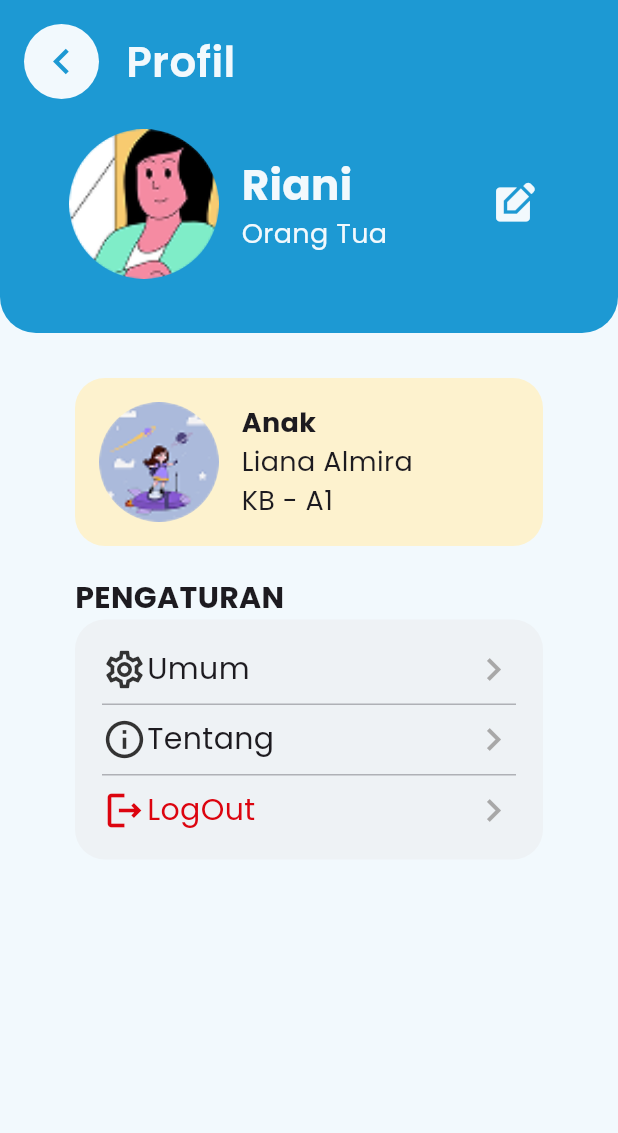
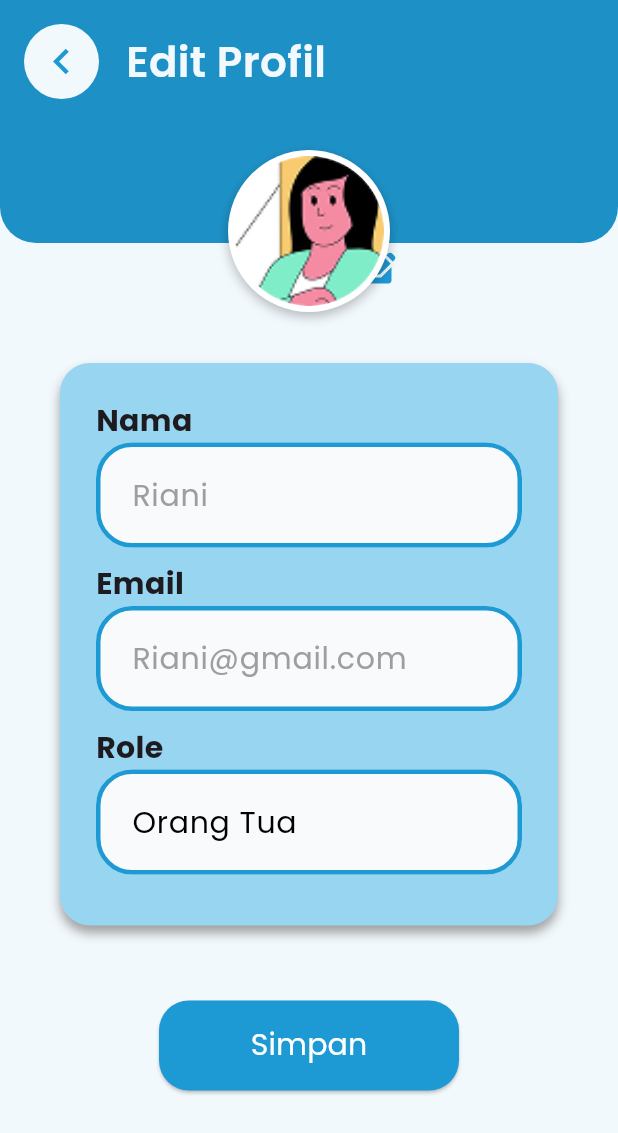
Before and after one commit to MuhammadHelga/kartanary, a Flutter app: the ProfilePage screen opened directly, after a tap on the "edit square" icon, on a phone screen of 412 x 824 dp. Shown: the top 1133 px of the screen. Run offline on Flutter 3.47's test engine with Material 3 defaults, Android fonts, the phone set to English and light mode, and no system bars; our stand-ins replace carousel_slider.

Commit message:
update4.0

```diff
--- /dev/null
+++ b/lib/ortu_pages/edit_profile.dart
@@ -0,0 +1,302 @@
+import 'package:flutter/material.dart';
+import '../ortu_pages/profile_page.dart';
+
+class EditProfile extends StatelessWidget {
+  const EditProfile({super.key});
+
+  @override
+  Widget build(BuildContext context) {
+    return Scaffold(
+      backgroundColor: Color(0xffF2F9FD),
+      body: SafeArea(
+        child: Stack(
+          clipBehavior: Clip.none,
+          children: [
+            Column(
+              children: [
+                Container(
+                  width: double.infinity,
+                  padding: const EdgeInsets.symmetric(
+                    horizontal: 16,
+                    vertical: 16,
+                  ),
+                  decoration: const BoxDecoration(color: Color(0xFF1D91C6)),
+                  child: Row(
+                    children: [
+                      Container(
+                        decoration: BoxDecoration(
+                          color: Color(0xffF2F9FD),
+                          borderRadius: BorderRadius.circular(50),
+                        ),
+                        child: IconButton(
+                          icon: Icon(
+                            Icons.chevron_left,
+                            color: Color(0xff1D99D3),
+                            size: 34,
+                          ),
+                          onPressed: () {
+                            Navigator.push(
+                              context,
+                              MaterialPageRoute(
+                                builder: (context) => ProfilePage(),
+                              ),
+                            );
+                          },
+                          tooltip: 'Back',
+                        ),
+                      ),
+                      const SizedBox(width: 8),
+                      Padding(
+                        padding: const EdgeInsets.only(left: 10),
+                        child: const Text(
+                          'Edit Profil',
+                          style: TextStyle(
+                            color: Color(0xffF2F9FD),
+                            fontWeight: FontWeight.w600,
+                            fontSize: 28,
+                          ),
+                        ),
+                      ),
+                    ],
+                  ),
+                ),
+                Container(
+                  width: double.infinity,
+                  height: 80,
+                  padding: const EdgeInsets.symmetric(
+                    horizontal: 16,
+                    vertical: 16,
+                  ),
+                  decoration: const BoxDecoration(
+                    color: Color(0xFF1D91C6),
+                    borderRadius: BorderRadius.only(
+                      bottomLeft: Radius.circular(24),
+                      bottomRight: Radius.circular(24),
+                    ),
+                  ),
+                ),
+                SizedBox(height: 40),
+                // Tambahkan form edit profile di sini nantinya
+                Padding(
+                  padding: const EdgeInsets.all(40),
+                  child: Container(
+                    child: Column(
+                      children: [
+                        Container(
+                          padding: EdgeInsets.all(24),
+                          width: double.infinity,
+                          decoration: const BoxDecoration(
+                            color: Color(0xFF98D5F1),
+                            borderRadius: BorderRadius.all(Radius.circular(20)),
+                            boxShadow: [
+                              BoxShadow(
+                                color: Colors.grey,
+                                blurRadius: 6,
+                                offset: Offset(0, 5),
+                              ),
+                            ],
+                          ),
+                          child: Column(
+                            crossAxisAlignment: CrossAxisAlignment.start,
+                            children: [
+                              Text(
+                                'Nama',
+                                style: TextStyle(
+                                  fontSize: 20,
+                                  fontWeight: FontWeight.bold,
+                                ),
+                              ),
+                              TextField(
+                                decoration: InputDecoration(
+                                  hintText: 'Riani',
+                                  hintStyle: TextStyle(
+                                    fontSize: 20,
+                                    color: Colors.grey,
+                                  ),
+                                  filled: true,
+                                  fillColor: Color(0xffF8FAFC),
+                                  contentPadding: EdgeInsets.symmetric(
+                                    vertical: 20,
+                                    horizontal: 20,
+                                  ),
+                                  enabledBorder: OutlineInputBorder(
+                                    borderRadius: BorderRadius.circular(24),
+                                    borderSide: BorderSide(
+                                      color: Color(0xff1D99D3),
+                                      width: 3,
+                                    ),
+                                  ),
+                                  focusedBorder: OutlineInputBorder(
+                                    borderRadius: BorderRadius.circular(24),
+                                    borderSide: BorderSide(
+                                      color: Color(0xff1D99D3),
+                                      width: 3,
+                                    ),
+                                  ),
+                                ),
+                              ),
+                              SizedBox(height: 10),
+                              Text(
+                                'Email',
+                                style: TextStyle(
+                                  fontSize: 20,
+                                  fontWeight: FontWeight.bold,
+                                ),
+                              ),
+                              TextField(
+                                decoration: InputDecoration(
+                                  hintText: 'Riani@gmail.com',
+                                  hintStyle: TextStyle(
+                                    fontSize: 20,
+                                    color: Colors.grey,
+                                  ),
+                                  filled: true,
+                                  fillColor: Color(0xffF8FAFC),
+                                  contentPadding: EdgeInsets.symmetric(
+                                    vertical: 20,
+                                    horizontal: 20,
+                                  ),
+                                  enabledBorder: OutlineInputBorder(
+                                    borderRadius: BorderRadius.circular(24),
+                                    borderSide: BorderSide(
+                                      color: Color(0xff1D99D3),
+                                      width: 3,
+                                    ),
+                                  ),
+                                  focusedBorder: OutlineInputBorder(
+                                    borderRadius: BorderRadius.circular(24),
+                                    borderSide: BorderSide(
+                                      color: Color(0xff1D99D3),
+                                      width: 3,
+                                    ),
+                                  ),
+                                ),
+                              ),
+                              SizedBox(height: 10),
+                              Text(
+                                'Role',
+                                style: TextStyle(
+                                  fontSize: 20,
+                                  fontWeight: FontWeight.bold,
+                                ),
+                              ),
+                              TextField(
+                                readOnly: true,
+                                decoration: InputDecoration(
+                                  hintText: 'Orang Tua',
+                                  hintStyle: TextStyle(
+                                    fontSize: 20,
+                                    color: Colors.black,
+                                  ),
+                                  filled: true,
+                                  fillColor: Color(0xffF8FAFC),
+                                  contentPadding: EdgeInsets.symmetric(
+                                    vertical: 20,
+                                    horizontal: 20,
+                                  ),
+                                  enabledBorder: OutlineInputBorder(
+                                    borderRadius: BorderRadius.circular(24),
+                                    borderSide: BorderSide(
+                                      color: Color(0xff1D99D3),
+                                      width: 3,
+                                    ),
+                                  ),
+                                  focusedBorder: OutlineInputBorder(
+                                    borderRadius: BorderRadius.circular(24),
+                                    borderSide: BorderSide(
+                                      color: Color(0xff1D99D3),
+                                      width: 3,
+                                    ),
+                                  ),
+                                ),
+                              ),
+                              SizedBox(height: 10),
+                            ],
+                          ),
+                        ),
+                        SizedBox(height: 50),
+                        SizedBox(
+                          height: 60,
+                          width: 200,
+                          child: ElevatedButton(
+                            onPressed: () {
+                              Navigator.push(
+                                context,
+                                MaterialPageRoute(
+                                  builder: (context) => EditProfile(),
+                                ),
+                              );
+                            },
+                            style: ElevatedButton.styleFrom(
+                              backgroundColor: Color(0xff1D99D3),
+                              shape: RoundedRectangleBorder(
+                                borderRadius: BorderRadius.circular(20),
+                              ),
+                            ),
+                            child: Text(
+                              'Simpan',
+                              style: TextStyle(
+                                fontSize: 20,
+                                color: Colors.white,
+                              ),
+                            ),
+                          ),
+                        ),
+                      ],
+                    ),
+                  ),
+                ),
+              ],
+            ),
+            Positioned(
+              top: 150,
+              right: 130,
+              child: Container(
+                padding: const EdgeInsets.all(6),
+                child: IconButton(
+                  icon: Icon(
+                    Icons.edit_square,
+                    size: 24,
+                    color: Color(0xff1D99D3),
+                  ),
+                  onPressed: () {
+                    // Ini buat edit foto
+                  },
+                ),
+              ),
+            ),
+            Positioned(
+              top: 100,
+              left: 0,
+              right: 0,
+              child: Center(
+                child: Container(
+                  decoration: BoxDecoration(
+                    shape: BoxShape.circle,
+                    color: Colors.white,
+                    boxShadow: [
+                      BoxShadow(
+                        color: Colors.black26,
+                        blurRadius: 6,
+                        offset: Offset(0, 3),
+                      ),
+                    ],
+                  ),
+                  padding: const EdgeInsets.all(4),
+                  child: ClipOval(
+                    child: Image.asset(
+                      'assets/images/photo1.png',
+                      width: 100,
+                      height: 100,
+                      fit: BoxFit.cover,
+                    ),
+                  ),
+                ),
+              ),
+            ),
+          ],
+        ),
+      ),
+    );
+  }
+}
--- /dev/null
+++ b/lib/ortu_pages/presence_page.dart
@@ -0,0 +1,62 @@
+import 'package:flutter/material.dart';
+import '../widgets/bottom_navbar.dart';
+
+class PresencePage extends StatelessWidget {
+  const PresencePage({super.key});
+
+  @override
+  Widget build(BuildContext context) {
+    return Scaffold(
+      backgroundColor: Color(0xffF2F9FD),
+      body: SafeArea(
+        child: Column(
+          crossAxisAlignment: CrossAxisAlignment.start,
+          children: [
+            Container(
+              width: double.infinity,
+              padding: const EdgeInsets.symmetric(horizontal: 16, vertical: 16),
+              decoration: BoxDecoration(color: Color(0xff1D99D3)),
+              child: Row(
+                children: [
+                  Container(
+                    decoration: BoxDecoration(
+                      color: Color(0xffF2F9FD),
+                      borderRadius: BorderRadius.circular(50),
+                    ),
+                    child: IconButton(
+                      icon: Icon(
+                        Icons.chevron_left,
+                        color: Color(0xff1D99D3),
+                        size: 34,
+                      ),
+                      onPressed: () {
+                        Navigator.push(
+                          context,
+                          MaterialPageRoute(
+                            builder: (context) => BottomNavbar(),
+                          ),
+                        );
+                      },
+                      tooltip: 'Back',
+                    ),
+                  ),
+                  Padding(
+                    padding: const EdgeInsets.only(left: 10),
+                    child: const Text(
+                      'Presensi',
+                      style: TextStyle(
+                        color: Color(0xffF2F9FD),
+                        fontWeight: FontWeight.w600,
+                        fontSize: 28,
+                      ),
+                    ),
+                  ),
+                ],
+              ),
+            ),
+          ],
+        ),
+      ),
+    );
+  }
+}
--- a/lib/ortu_pages/profile_page.dart
+++ b/lib/ortu_pages/profile_page.dart
@@ -1,6 +1,7 @@
 import 'package:flutter/material.dart';
 import '../widgets/bottom_navbar.dart';
 import '../pages/login_page.dart';
+import '../ortu_pages/edit_profile.dart';
 
 class ProfilePage extends StatelessWidget {
   const ProfilePage({super.key});
@@ -8,7 +9,7 @@ class ProfilePage extends StatelessWidget {
   @override
   Widget build(BuildContext context) {
     return Scaffold(
-      backgroundColor: Color(0xffF2F9FD),
+      backgroundColor: Color(0xffFFFFFF),
       body: SafeArea(
         child: SingleChildScrollView(
           child: Container(
@@ -111,7 +112,14 @@ class ProfilePage extends StatelessWidget {
                                 color: Color(0xffF2F9FD),
                                 size: 30,
                               ),
-                              onPressed: () {},
+                              onPressed: () {
+                                Navigator.push(
+                                  context,
+                                  MaterialPageRoute(
+                                    builder: (context) => EditProfile(),
+                                  ),
+                                );
+                              },
                             ),
                           ],
                         ),
--- a/lib/ortu_pages/reporting_page.dart
+++ b/lib/ortu_pages/reporting_page.dart
@@ -7,7 +7,7 @@ class ReportingPage extends StatelessWidget {
   @override
   Widget build(BuildContext context) {
     return Scaffold(
-      backgroundColor: Color(0xffF2F9FD),
+      backgroundColor: Color(0xffFFFFFF),
       body: SafeArea(
         child: Column(
           crossAxisAlignment: CrossAxisAlignment.start,
@@ -73,6 +73,17 @@ class ReportingPage extends StatelessWidget {
                         onTap: () {
                           //
                         },
+                        child: Container(
+                          decoration: BoxDecoration(
+                            borderRadius: BorderRadius.circular(16),
+                            boxShadow: [
+                              BoxShadow(
+                                color: Colors.grey.shade400,
+                                blurRadius: 6,
+                                offset: Offset(0, 5),
+                              ),
+                            ],
+                          ),
                           child: ClipRRect(
                             borderRadius: BorderRadius.circular(16),
                             child: Image.asset(
@@ -80,6 +91,7 @@ class ReportingPage extends StatelessWidget {
                               width: double.infinity,
                               height: 170,
                               fit: BoxFit.cover,
+                            ),
                           ),
                         ),
                       ),
@@ -96,6 +108,17 @@ class ReportingPage extends StatelessWidget {
                         onTap: () {
                           //
                         },
+                        child: Container(
+                          decoration: BoxDecoration(
+                            borderRadius: BorderRadius.circular(16),
+                            boxShadow: [
+                              BoxShadow(
+                                color: Colors.grey.shade400,
+                                blurRadius: 6,
+                                offset: Offset(0, 5),
+                              ),
+                            ],
+                          ),
                           child: ClipRRect(
                             borderRadius: BorderRadius.circular(16),
                             child: Image.asset(
@@ -103,6 +126,7 @@ class ReportingPage extends StatelessWidget {
                               width: double.infinity,
                               height: 170,
                               fit: BoxFit.cover,
+                            ),
                           ),
                         ),
                       ),
@@ -119,6 +143,17 @@ class ReportingPage extends StatelessWidget {
                         onTap: () {
                           //
                         },
+                        child: Container(
+                          decoration: BoxDecoration(
+                            borderRadius: BorderRadius.circular(16),
+                            boxShadow: [
+                              BoxShadow(
+                                color: Colors.grey.shade400,
+                                blurRadius: 6,
+                                offset: Offset(0, 5),
+                              ),
+                            ],
+                          ),
                           child: ClipRRect(
                             borderRadius: BorderRadius.circular(16),
                             child: Image.asset(
@@ -126,6 +161,7 @@ class ReportingPage extends StatelessWidget {
                               width: double.infinity,
                               height: 170,
                               fit: BoxFit.cover,
+                            ),
                           ),
                         ),
                       ),
--- a/lib/pages/login_page.dart
+++ b/lib/pages/login_page.dart
@@ -1,7 +1,6 @@
 import 'package:flutter/material.dart';
 import '../screens/role_option_page.dart';
 import '../pages/register_page.dart';
-import '../pages/class_options.dart';
 import '../pages/forgot_password.dart';
 import '../widgets/bottom_navbar.dart';
 
--- a/lib/widgets/bottom_navbar.dart
+++ b/lib/widgets/bottom_navbar.dart
@@ -2,6 +2,7 @@ import 'package:flutter/material.dart';
 import '../ortu_pages/profile_page.dart';
 import '../ortu_pages/home_page.dart';
 import '../ortu_pages/reporting_page.dart';
+import '../ortu_pages/presence_page.dart';
 
 class BottomNavbar extends StatefulWidget {
   const BottomNavbar({super.key});
@@ -21,7 +22,7 @@ class _BottomNavbarState extends State<BottomNavbar> {
 
   List<Widget> pages = [
     HomePage(),
-    const Center(child: Text('Presensi', style: TextStyle(fontSize: 40))),
+    PresencePage(),
     ReportingPage(),
     ProfilePage(),
   ];
```
Lines whose indentation alone changed are shown as unchanged.
